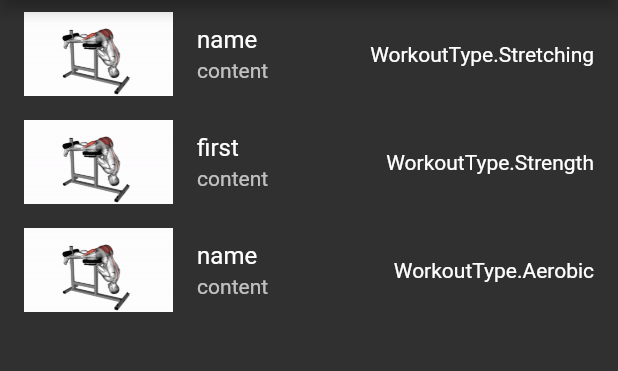
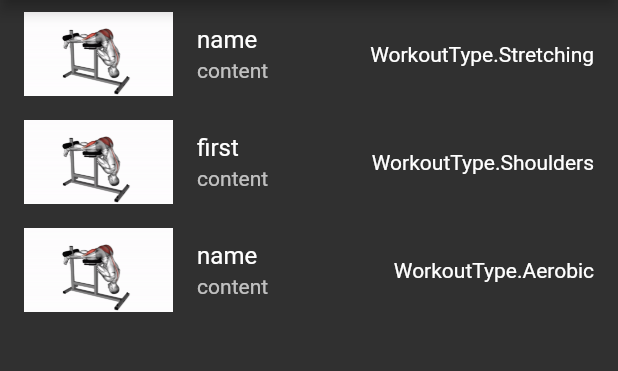
Before and after one commit to sohel97/planner_app, a Flutter app: the PickWorkoutPage screen opened directly, on a phone screen of 412 x 824 dp, the part 84-455 px from its top. Run offline on Flutter 3.47's test engine with Material 2 defaults, Android fonts, the phone set to English and light mode, and no system bars.

Commit message:
Added some icons, Added WorkoutType

```diff
--- a/lib/entities/Workout.dart
+++ b/lib/entities/Workout.dart
@@ -13,7 +13,13 @@
 |  31-Aug-20 Alpha    Sohel   $$1     Created
 /---------------------------------------------------------------------------- */
 enum WorkoutType {
-  Strength,
+  Shoulders,
+  Back,
+  Arms,
+  Chest,
+  Abs,
+  Hips,
+  Legs,
   Aerobic,
   Stretching,
 }
--- a/lib/entities/WorkoutMuscleItem.dart
+++ b/lib/entities/WorkoutMuscleItem.dart
@@ -21,7 +21,9 @@ class WorkoutMuscleItem {
   String header;
   List<Workout> workouts;
   String iconpic;
-  WorkoutMuscleItem({@required this.header, @required this.iconpic}) {
+  WorkoutType type;
+  WorkoutMuscleItem(
+      {@required this.header, @required this.iconpic, @required this.type}) {
     this.isExpanded = false;
     this.workouts = new List<Workout>();
   }
--- a/lib/screens/planning_screens/pick_exercise_page.dart
+++ b/lib/screens/planning_screens/pick_exercise_page.dart
@@ -7,8 +7,8 @@ import 'package:planner_app/strings.dart';
 // ignore: must_be_immutable
 class PickWorkoutPage extends StatefulWidget {
   List<Workout> workouts;
-  String name;
-  PickWorkoutPage({Key key, this.workouts, this.name}) : super(key: key);
+  WorkoutType type;
+  PickWorkoutPage({Key key, this.workouts, this.type}) : super(key: key);
   @override
   _PickWorkoutPageState createState() => _PickWorkoutPageState();
 }
@@ -18,7 +18,7 @@ class _PickWorkoutPageState extends State<PickWorkoutPage> {
 
   @override
   void initState() {
-    allWorkouts = getAllWorkouts(widget.name);
+    allWorkouts = getAllWorkouts(widget.type);
     super.initState();
   }
 
--- a/lib/screens/planning_screens/workout_day_page.dart
+++ b/lib/screens/planning_screens/workout_day_page.dart
@@ -99,7 +99,7 @@ class _WorkoutDayPageState extends State<WorkoutDayPage> {
                       MaterialPageRoute(
                           builder: (context) => PickWorkoutPage(
                                 workouts: workoutMuscleItem.workouts,
-                                name: workoutMuscleItem.header,
+                                type: workoutMuscleItem.type,
                               ))).then((value) {
                     setState(() {});
                   });
--- a/lib/services/firebase_managment.dart
+++ b/lib/services/firebase_managment.dart
@@ -52,13 +52,13 @@ getAllPremadePlans() {
 }
 
 //TODO this
-List<Workout> getAllWorkouts(String muscleName) {
+List<Workout> getAllWorkouts(WorkoutType muscleName) {
   Workout workout1 = new Workout();
   workout1.gifPath = 'assets/images/workout.gif';
   workout1.workoutName = 'first';
   workout1.content = 'content';
   workout1.sideNote = 'sidenote';
-  workout1.type = WorkoutType.Strength;
+  workout1.type = WorkoutType.Shoulders;
 
   Workout workout = new Workout();
   workout.gifPath = 'assets/images/workout.gif';
```
Also changed, not shown: lib/entities/WorkoutDay.dart (+39 -7 lines), assets/images/aerobic.png (added), assets/images/stretching.png (added).
